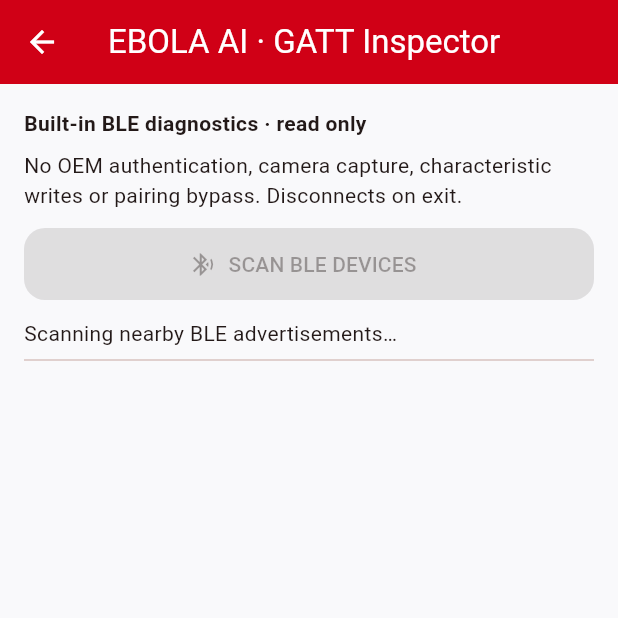
After one commit to GODGPTAI/ebola-aion-companion, a Flutter app: the EbolaGattInspectorPage screen opened directly, after a tap on "SCAN BLE DEVICES", on a phone screen of 412 x 824 dp, the top half of it. The commit adds this screen. Run offline on Flutter 3.47's test engine with Material 3 defaults, Android fonts, the phone set to English and light mode, and no system bars; our stand-ins replace flutter_blue_plus, permission_handler, speech_to_text, webview_flutter; missing offline and left inert: moyoung_glasses_ble_plugin.

Commit message:
Add built-in V03 Pro BLE GATT inspector

```diff
--- a/lib/ebola_aion_camera_probe.dart
+++ b/lib/ebola_aion_camera_probe.dart
@@ -1,3 +1,4 @@
+import 'ebola_gatt_inspector.dart';
 import 'package:flutter/services.dart';
 import 'package:flutter_blue_plus/flutter_blue_plus.dart';
 import 'package:speech_to_text/speech_to_text.dart';
@@ -703,6 +704,17 @@ class _EbolaAionCameraProbeState extends State<EbolaAionCameraProbe> with Widget
         ),
       ),
       child: Scaffold(
+      floatingActionButton: FloatingActionButton.extended(
+        heroTag: 'ebola-gatt-inspector-launch',
+        backgroundColor: const Color(0xFFD00016),
+        foregroundColor: Colors.white,
+        onPressed: () => Navigator.of(context).push(
+          MaterialPageRoute<void>(builder: (_) => const EbolaGattInspectorPage()),
+        ),
+        icon: const Icon(Icons.bluetooth_searching),
+        label: const Text('GATT INSPECT'),
+      ),
+
       appBar: AppBar(title: const Text('EBOLA AION - Glass Camera Test')),
       body: ListView(padding: const EdgeInsets.all(16), children: [
         const Text('Physical smart-glasses camera only - no laptop or phone camera.'),
--- /dev/null
+++ b/lib/ebola_gatt_inspector.dart
@@ -0,0 +1,122 @@
+import 'dart:async';
+import 'package:flutter/material.dart';
+import 'package:flutter_blue_plus/flutter_blue_plus.dart';
+
+/// Read-only GATT diagnostic. Does not send camera commands, write
+/// characteristics, request pairing PINs, or expose MAC addresses in logs.
+class EbolaGattInspectorPage extends StatefulWidget {
+  const EbolaGattInspectorPage({super.key});
+
+  @override
+  State<EbolaGattInspectorPage> createState() => _EbolaGattInspectorPageState();
+}
+
+class _EbolaGattInspectorPageState extends State<EbolaGattInspectorPage> {
+  final Map<String, ScanResult> _found = {};
+  StreamSubscription<List<ScanResult>>? _scanSubscription;
+  BluetoothDevice? _connected;
+  List<BluetoothService> _services = [];
+  String _status = 'Ready — scanning is read-only';
+  bool _busy = false;
+
+  @override
+  void dispose() {
+    _scanSubscription?.cancel();
+    FlutterBluePlus.stopScan().catchError((Object _) {});
+    final connected = _connected;
+    if (connected != null) {
+      connected.disconnect().catchError((Object _) {});
+    }
+    super.dispose();
+  }
+
+  Future<void> _scan() async {
+    if (_busy) return;
+    setState(() { _busy = true; _status = 'Scanning nearby BLE advertisements…'; _found.clear(); _services = []; });
+    try {
+      await FlutterBluePlus.stopScan();
+      await _scanSubscription?.cancel();
+      _scanSubscription = FlutterBluePlus.scanResults.listen((results) {
+        if (!mounted) return;
+        setState(() {
+          for (final result in results) {
+            _found[result.device.remoteId.str] = result;
+          }
+        });
+      });
+      await FlutterBluePlus.startScan(timeout: const Duration(seconds: 12));
+      await Future<void>.delayed(const Duration(seconds: 12, milliseconds: 250));
+      if (mounted) setState(() => _status = 'Scan complete: ${_found.length} advertisers. Select V03 Pro to inspect GATT.');
+    } catch (e) {
+      if (mounted) setState(() => _status = 'Scan error: ${e.runtimeType}');
+    } finally {
+      if (mounted) setState(() => _busy = false);
+    }
+  }
+
+  Future<void> _inspect(ScanResult candidate) async {
+    if (_busy) return;
+    setState(() { _busy = true; _services = []; _status = 'Connecting to selected BLE device…'; });
+    final device = candidate.device;
+    try {
+      await FlutterBluePlus.stopScan();
+      await _scanSubscription?.cancel();
+      if (_connected != null && _connected != device) {
+        await _connected!.disconnect();
+      }
+      await device.connect(timeout: const Duration(seconds: 15), autoConnect: false);
+      _connected = device;
+      if (mounted) setState(() => _status = 'GATT connected. Discovering services…');
+      final services = await device.discoverServices();
+      if (mounted) setState(() {
+        _services = services;
+        _status = 'GATT CONNECTED — ${services.length} services discovered. Read-only inspection; camera protocol not verified.';
+      });
+    } catch (e) {
+      if (mounted) setState(() => _status = 'GATT connection/discovery failed: ${e.runtimeType}. OEM compatibility not proven.');
+    } finally {
+      if (mounted) setState(() => _busy = false);
+    }
+  }
+
+  @override
+  Widget build(BuildContext context) {
+    final found = _found.values.toList()
+      ..sort((a, b) {
+        final aName = a.advertisementData.advName.toLowerCase().contains('v03') ? 1 : 0;
+        final bName = b.advertisementData.advName.toLowerCase().contains('v03') ? 1 : 0;
+        return bName.compareTo(aName);
+      });
+    return Scaffold(
+      appBar: AppBar(title: const Text('EBOLA AI · GATT Inspector'), backgroundColor: const Color(0xFFD00016), foregroundColor: Colors.white),
+      body: ListView(padding: const EdgeInsets.all(16), children: [
+        const Text('Built-in BLE diagnostics · read only', style: TextStyle(fontWeight: FontWeight.bold)),
+        const SizedBox(height: 8),
+        const Text('No OEM authentication, camera capture, characteristic writes or pairing bypass. Disconnects on exit.'),
+        const SizedBox(height: 12),
+        FilledButton.icon(onPressed: _busy ? null : _scan, icon: const Icon(Icons.bluetooth_searching), label: const Text('SCAN BLE DEVICES')),
+        const SizedBox(height: 12),
+        SelectableText(_status),
+        const Divider(),
+        ...found.map((result) {
+          final name = result.advertisementData.advName.isNotEmpty ? result.advertisementData.advName : '(unnamed)';
+          final ids = result.advertisementData.manufacturerData.keys.join(', ');
+          return Card(child: ListTile(
+            title: Text(name),
+            subtitle: Text('RSSI ${result.rssi} dBm · manufacturer IDs: ${ids.isEmpty ? 'none' : ids}'),
+            trailing: const Icon(Icons.chevron_right),
+            onTap: _busy ? null : () => _inspect(result),
+          ));
+        }),
+        if (_services.isNotEmpty) const Padding(padding: EdgeInsets.symmetric(vertical: 10), child: Text('GATT SERVICES / CHARACTERISTICS', style: TextStyle(fontWeight: FontWeight.bold))),
+        ..._services.map((service) => Card(child: ExpansionTile(
+          title: SelectableText('Service ${service.uuid}'),
+          children: service.characteristics.map((c) => ListTile(
+            title: SelectableText('${c.uuid}'),
+            subtitle: Text('read=${c.properties.read} · notify=${c.properties.notify} · write=${c.properties.write}'),
+          )).toList(),
+        ))),
+      ]),
+    );
+  }
+}
```
